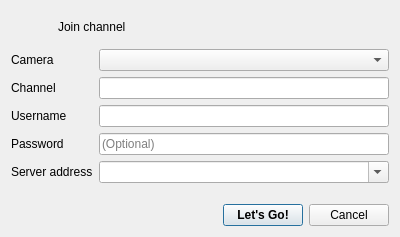
mfreiholz/ts3video, file projects/qts3videoclient/src/startupwidget.ui: the form before one commit.
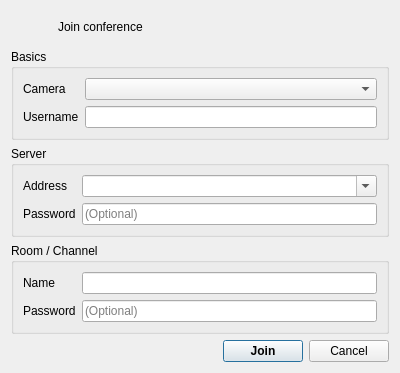
The form after the commit. Icons and pictures are not drawn.

Commit message: Adds serverPassword property to client logic startup options. Updates startup-widget. It always shows all fields but the channel-ident fields supports a special syntax to join a channel by its ID. Syntax ID=123

The edit to the form file:
```diff
--- a/projects/qts3videoclient/src/startupwidget.ui
+++ b/projects/qts3videoclient/src/startupwidget.ui
@@ -7,7 +7,7 @@
     <x>0</x>
     <y>0</y>
     <width>400</width>
-    <height>237</height>
+    <height>360</height>
    </rect>
   </property>
   <property name="minimumSize">
@@ -42,7 +42,7 @@
       <item>
        <widget class="QLabel" name="captionLabel">
         <property name="text">
-         <string>Join channel</string>
+         <string>Join conference</string>
         </property>
        </widget>
       </item>
@@ -50,10 +50,11 @@
     </widget>
    </item>
    <item>
-    <layout class="QFormLayout" name="formLayout">
-     <property name="fieldGrowthPolicy">
-      <enum>QFormLayout::AllNonFixedFieldsGrow</enum>
+    <widget class="QGroupBox" name="basicGroup">
+     <property name="title">
+      <string>Basics</string>
      </property>
+     <layout class="QFormLayout" name="formLayout_3">
      <item row="0" column="0">
       <widget class="QLabel" name="cameraLabel">
        <property name="text">
@@ -67,7 +68,7 @@
      <item row="0" column="1">
       <widget class="QComboBox" name="cameraComboBox"/>
      </item>
-     <item row="2" column="0">
+      <item row="1" column="0">
       <widget class="QLabel" name="usernameLabel">
        <property name="text">
         <string>Username</string>
@@ -77,40 +78,29 @@
        </property>
       </widget>
      </item>
-     <item row="2" column="1">
+      <item row="1" column="1">
       <widget class="QLineEdit" name="usernameLineEdit"/>
      </item>
-     <item row="3" column="0">
-      <widget class="QLabel" name="label_2">
-       <property name="text">
-        <string>Password</string>
-       </property>
-       <property name="buddy">
-        <cstring>channelPasswordLineEdit</cstring>
-       </property>
-      </widget>
-     </item>
-     <item row="3" column="1">
-      <widget class="QLineEdit" name="channelPasswordLineEdit">
-       <property name="echoMode">
-        <enum>QLineEdit::Password</enum>
-       </property>
-       <property name="placeholderText">
-        <string>(Optional)</string>
-       </property>
-      </widget>
-     </item>
-     <item row="4" column="0">
+     </layout>
+    </widget>
+   </item>
+   <item>
+    <widget class="QGroupBox" name="serverGroup">
+     <property name="title">
+      <string>Server</string>
+     </property>
+     <layout class="QFormLayout" name="formLayout_2">
+      <item row="0" column="0">
       <widget class="QLabel" name="serverAddressLabel">
        <property name="text">
-        <string>Server address</string>
+         <string>Address</string>
        </property>
        <property name="buddy">
         <cstring>serverAddress</cstring>
        </property>
       </widget>
      </item>
-     <item row="4" column="1">
+      <item row="0" column="1">
       <widget class="QComboBox" name="serverAddress">
        <property name="sizePolicy">
         <sizepolicy hsizetype="MinimumExpanding" vsizetype="Fixed">
@@ -124,19 +114,66 @@
       </widget>
      </item>
      <item row="1" column="0">
+       <widget class="QLabel" name="label">
+        <property name="text">
+         <string>Password</string>
+        </property>
+       </widget>
+      </item>
+      <item row="1" column="1">
+       <widget class="QLineEdit" name="serverPasswordLineEdit">
+        <property name="echoMode">
+         <enum>QLineEdit::Password</enum>
+        </property>
+        <property name="placeholderText">
+         <string>(Optional)</string>
+        </property>
+       </widget>
+      </item>
+     </layout>
+    </widget>
+   </item>
+   <item>
+    <widget class="QGroupBox" name="channelGroup">
+     <property name="title">
+      <string>Room / Channel</string>
+     </property>
+     <layout class="QFormLayout" name="formLayout">
+      <item row="0" column="0">
       <widget class="QLabel" name="channelIdentifierLabel">
        <property name="text">
-        <string>Channel</string>
+         <string>Name</string>
        </property>
        <property name="buddy">
         <cstring>channelIdentifierLineEdit</cstring>
        </property>
       </widget>
      </item>
-     <item row="1" column="1">
+      <item row="0" column="1">
       <widget class="QLineEdit" name="channelIdentifierLineEdit"/>
      </item>
-    </layout>
+      <item row="1" column="0">
+       <widget class="QLabel" name="label_2">
+        <property name="text">
+         <string>Password</string>
+        </property>
+        <property name="buddy">
+         <cstring>channelPasswordLineEdit</cstring>
+        </property>
+       </widget>
+      </item>
+      <item row="1" column="1">
+       <widget class="QLineEdit" name="channelPasswordLineEdit">
+        <property name="echoMode">
+         <enum>QLineEdit::Password</enum>
+        </property>
+        <property name="placeholderText">
+         <string>(Optional)</string>
+        </property>
+       </widget>
+      </item>
+     </layout>
+    </widget>
    </item>
    <item>
     <spacer name="verticalSpacer">
@@ -175,7 +212,7 @@
         </font>
        </property>
        <property name="text">
-        <string>Let's Go!</string>
+        <string>Join</string>
        </property>
        <property name="autoDefault">
         <bool>true</bool>
```
Left out of the diff: 1 changed line with no effect on the pictures. Lines whose indentation alone changed are shown as unchanged. The commit also changes 4 other files.
